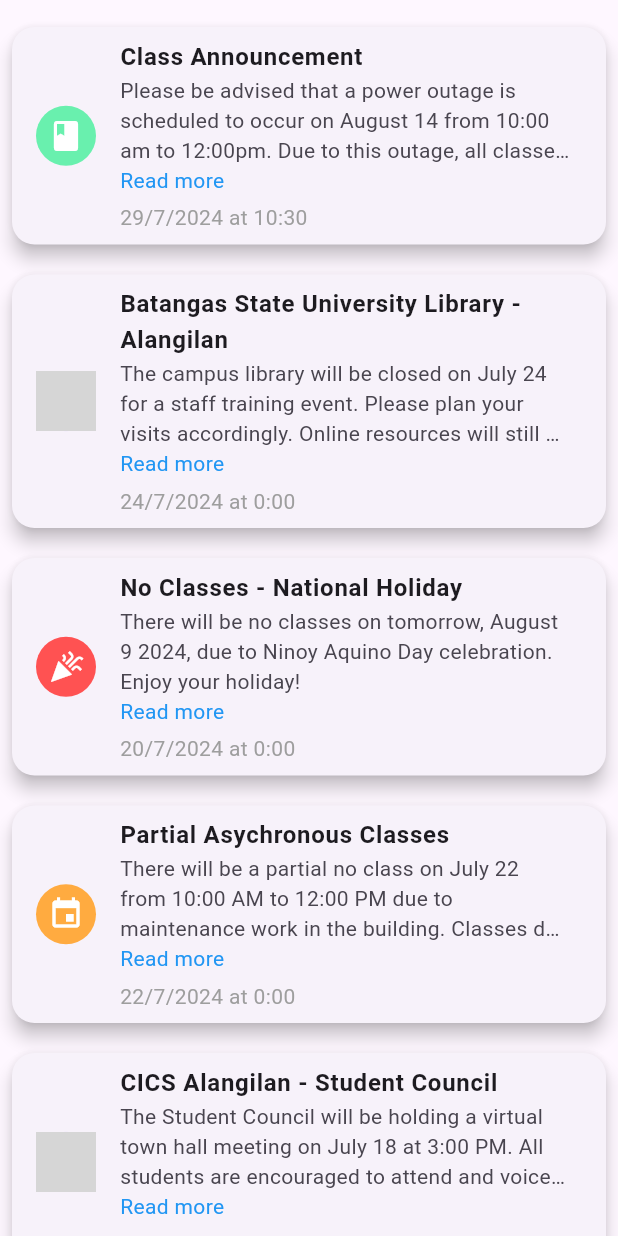
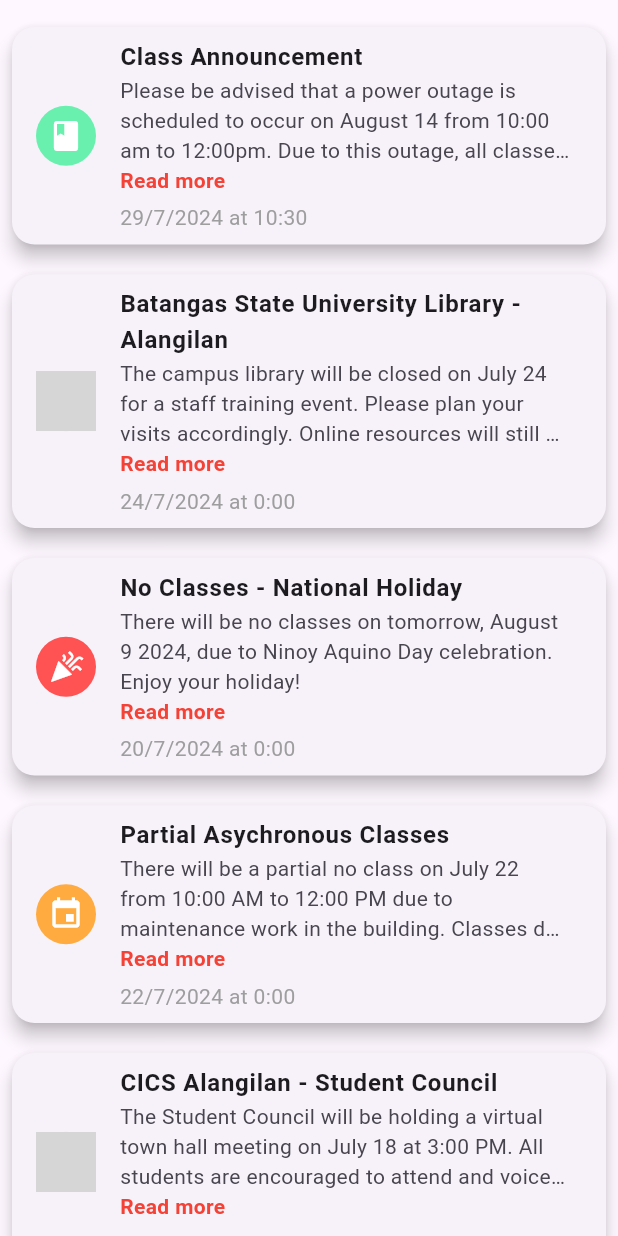
Before and after one commit to AaronCrisologo/Class-Compass-Your-University-Companion-App-, a Flutter app: the NotificationScreen screen opened directly, on a phone screen of 412 x 824 dp. Run offline on Flutter 3.47's test engine with Material 3 defaults, Android fonts, the phone set to English and light mode, and no system bars; our stand-ins replace flutter_colorpicker, font_awesome_flutter; network calls fail; grey boxes are pictures that could not be loaded.

Commit message:
Made font sizes for all screens uniform

```diff
--- a/lib/announcements_screen.dart
+++ b/lib/announcements_screen.dart
@@ -472,7 +472,7 @@ class _AnnouncementsScreenState extends State<AnnouncementsScreen> {
                           text: isExpanded ? message : truncatedMessage,
                           style: TextStyle(
                             color: const Color.fromARGB(255, 60, 60, 60),
-                            fontSize: 15,
+                            fontSize: 14,
                             fontWeight: FontWeight.normal,
                             height: 1.5,
                           ),
@@ -482,7 +482,7 @@ class _AnnouncementsScreenState extends State<AnnouncementsScreen> {
                             text: ' Read more',
                             style: TextStyle(
                               color: Colors.red,
-                              fontSize: 15,
+                              fontSize: 14,
                               fontWeight: FontWeight.bold,
                             ),
                             recognizer: TapGestureRecognizer()
--- a/lib/home_screen.dart
+++ b/lib/home_screen.dart
@@ -270,7 +270,7 @@ class HomeScreen extends StatelessWidget {
             SizedBox(height: 10),
             Text(
               announcement,
-              style: TextStyle(fontSize: 16),
+              style: TextStyle(fontSize: 14),
             ),
           ],
         ),
--- a/lib/main.dart
+++ b/lib/main.dart
@@ -25,7 +25,7 @@ class ClassCompassApp extends StatelessWidget {
           bodyLarge: TextStyle(fontSize: 16.0, color: Colors.black),
           bodyMedium: TextStyle(fontSize: 14.0, color: Colors.black),
           headlineLarge: TextStyle(
-              fontSize: 24.0,
+              fontSize: 20.0,
               fontWeight: FontWeight.bold,
               color: Colors.red[800]),
         ),
--- a/lib/notifications_screen.dart
+++ b/lib/notifications_screen.dart
@@ -131,7 +131,7 @@ class _NotificationScreenState extends State<NotificationScreen> {
 class NotificationCard extends StatelessWidget {
   final Map<String, dynamic> notification;
   final VoidCallback onToggleExpanded;
-  final int maxChars = 100; // Max characters before showing "Read More"
+  final int maxChars = 100;
 
   NotificationCard({
     required this.notification,
@@ -185,16 +185,20 @@ class NotificationCard extends StatelessWidget {
                 child: Icon(icon, color: Colors.white),
               ),
         title: Text(notification['title'],
-            style: TextStyle(fontWeight: FontWeight.bold)),
+            style: TextStyle(fontWeight: FontWeight.bold, fontSize: 16)),
         subtitle: Column(
           crossAxisAlignment: CrossAxisAlignment.start,
           children: [
             notification['expanded']
-                ? Text(notification['description'])
+                ? Text(
+                    notification['description'],
+                    style: TextStyle(fontSize: 14),
+                  )
                 : Text(
                     notification['description'],
                     maxLines: 3,
                     overflow: TextOverflow.ellipsis,
+                    style: TextStyle(fontSize: 14),
                   ),
             if (!notification['expanded'] &&
                 notification['description'].length > maxChars)
@@ -202,7 +206,10 @@ class NotificationCard extends StatelessWidget {
                 onTap: onToggleExpanded,
                 child: Text(
                   'Read more',
-                  style: TextStyle(color: Colors.blue),
+                  style: TextStyle(
+                      color: Colors.red,
+                      fontWeight: FontWeight.bold,
+                      fontSize: 14),
                 ),
               ),
             SizedBox(height: 5),
```
